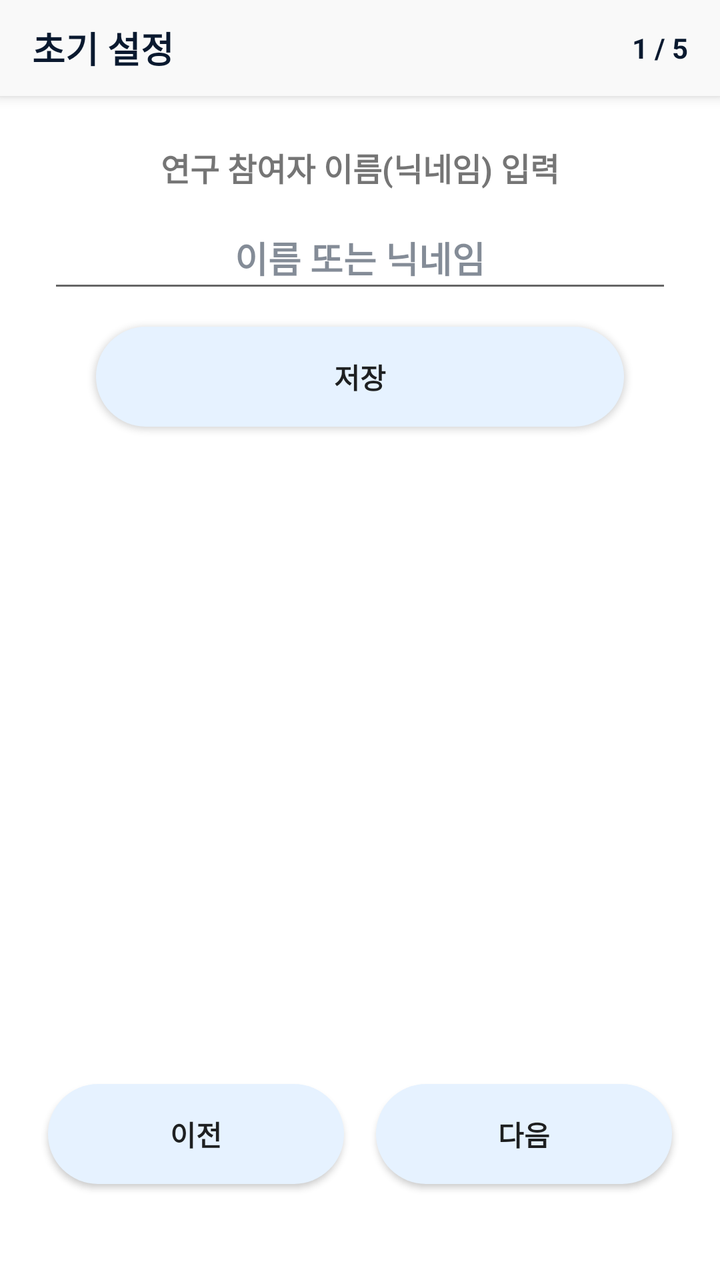
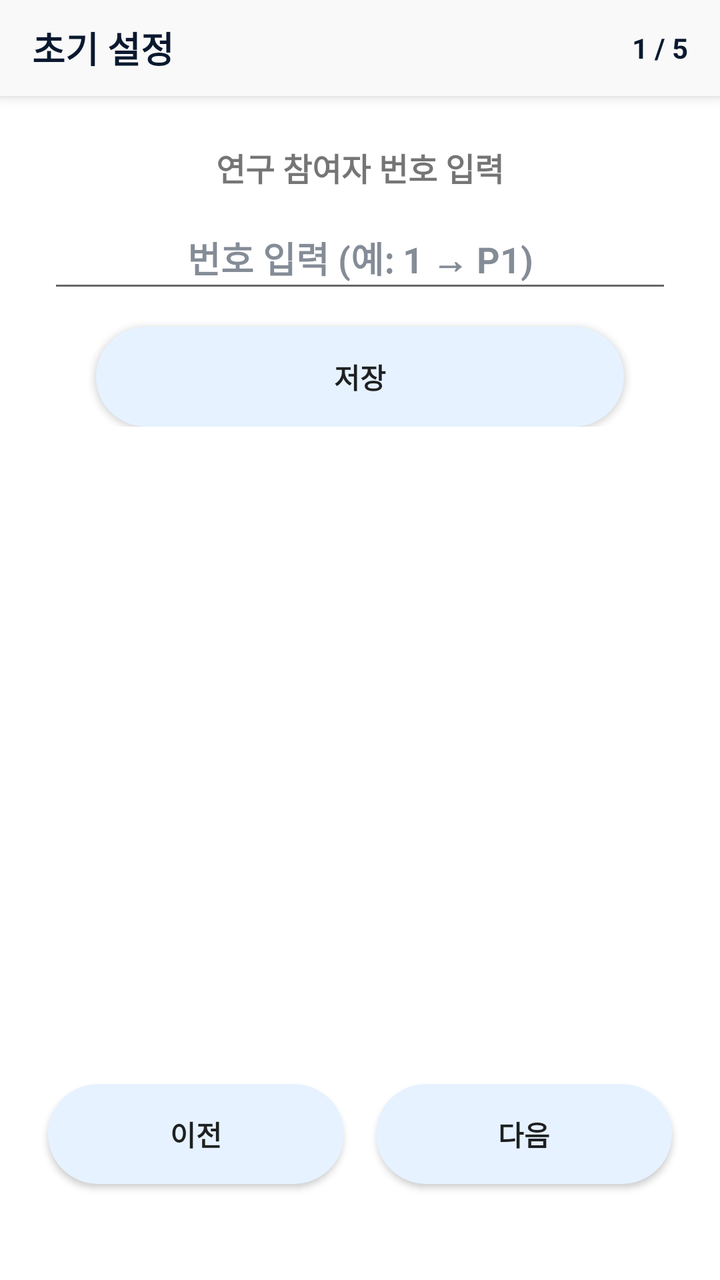

Before-and-after screenshots of an Android layout around one commit, followed by the original layout XML and the change that was made.
<!-- AndroidManifest.xml: activity theme Theme.ArgueWithAi -->
<!-- res/layout/activity_onboarding.xml -->
<?xml version="1.0" encoding="utf-8"?>
<LinearLayout xmlns:android="http://schemas.android.com/apk/res/android"
    xmlns:app="http://schemas.android.com/apk/res-auto"
    android:layout_width="match_parent"
    android:layout_height="match_parent"
    android:background="@android:color/white"
    android:fitsSystemWindows="true"
    android:orientation="vertical">

    <RelativeLayout
        android:id="@+id/topBar"
        android:layout_width="match_parent"
        android:layout_height="48dp"
        android:background="#F9F9F9"
        android:elevation="4dp"
        android:paddingHorizontal="16dp">

        <TextView
            android:layout_width="wrap_content"
            android:layout_height="wrap_content"
            android:layout_centerVertical="true"
            android:layout_alignParentStart="true"
            android:text="초기 설정"
            android:textColor="#0A192F"
            android:textSize="18sp"
            android:textStyle="bold" />

        <TextView
            android:id="@+id/tvStepProgress"
            android:layout_width="wrap_content"
            android:layout_height="wrap_content"
            android:layout_centerVertical="true"
            android:layout_alignParentEnd="true"
            android:text="1 / 5"
            android:textColor="#0A192F"
            android:textSize="14sp"
            android:textStyle="bold" />
    </RelativeLayout>

    <ScrollView
        android:layout_width="match_parent"
        android:layout_height="0dp"
        android:layout_weight="1"
        android:fillViewport="true">

        <LinearLayout
            android:layout_width="match_parent"
            android:layout_height="wrap_content"
            android:orientation="vertical"
            android:padding="24dp"
            android:gravity="center_horizontal">

            
            <LinearLayout
                android:id="@+id/stepName"
                android:layout_width="match_parent"
                android:layout_height="wrap_content"
                android:orientation="vertical"
                android:gravity="center"
                android:visibility="visible">

                <TextView
                    android:layout_width="wrap_content"
                    android:layout_height="wrap_content"
                    android:text="연구 참여자 이름(닉네임) 입력"
                    android:textStyle="bold"
                    android:textSize="16sp"
                    android:layout_marginBottom="8dp"/>

                <EditText
                    android:id="@+id/etNameInput"
                    android:layout_width="match_parent"
                    android:layout_height="wrap_content"
                    android:minHeight="48dp"
                    android:hint="이름 또는 닉네임"
                    android:textStyle="bold"
                    android:textColorHint="#800A192F"
                    android:gravity="center"
                    android:layout_marginBottom="12dp"/>

                <Button
                    android:id="@+id/btnSaveName"
                    android:layout_width="match_parent"
                    android:layout_height="50dp"
                    android:layout_marginHorizontal="24dp"
                    android:text="저장"
                    android:textStyle="bold"
                    android:background="@drawable/bg_button_blue"
                    app:backgroundTint="@null" />
                <TextView
                    android:id="@+id/tvNameServerStatus"
                    android:layout_width="wrap_content"
                    android:layout_height="wrap_content"
                    android:layout_marginTop="8dp"
                    android:text=""
                    android:textSize="13sp"
                    android:textColor="#0A192F" />
            </LinearLayout>

            
            <LinearLayout
                android:id="@+id/stepOverlay"
                android:layout_width="match_parent"
                android:layout_height="wrap_content"
                android:orientation="vertical"
                android:gravity="center"
                android:visibility="gone">

                <TextView
                    android:layout_width="wrap_content"
                    android:layout_height="wrap_content"
                    android:text="오버레이 권한을 허용해주세요."
                    android:textStyle="bold"
                    android:textSize="16sp"
                    android:textAlignment="center"
                    android:layout_marginBottom="8dp" />
                <TextView
                    android:id="@+id/tvOverlayStatus"
                    android:layout_width="wrap_content"
                    android:layout_height="wrap_content"
                    android:text="상태: 확인 중..."
                    android:textStyle="bold"
                    android:layout_marginBottom="12dp" />
                <Button
                    android:id="@+id/btnOverlay"
                    android:layout_width="match_parent"
                    android:layout_height="50dp"
                    android:layout_marginHorizontal="24dp"
                    android:text="오버레이 권한 설정"
                    android:textStyle="bold"
                    android:background="@drawable/bg_button_blue"
                    app:backgroundTint="@null" />
            </LinearLayout>

            
            <LinearLayout
                android:id="@+id/stepAccessibility"
                android:layout_width="match_parent"
                android:layout_height="wrap_content"
                android:orientation="vertical"
                android:gravity="center"
                android:visibility="gone">

                <TextView
                    android:layout_width="wrap_content"
                    android:layout_height="wrap_content"
                    android:text="숏폼 사용 감지를 위해\n접근성 서비스 활성화가 필요합니다."
                    android:textAlignment="center"
                    android:textStyle="bold"
                    android:textSize="16sp"
                    android:layout_marginBottom="8dp" />
                <TextView
                    android:id="@+id/tvAccessibilityStatus"
                    android:layout_width="wrap_content"
                    android:layout_height="wrap_content"
                    android:text="상태: 확인 중..."
                    android:textStyle="bold"
                    android:layout_marginBottom="12dp" />
                <Button
                    android:id="@+id/btnAccessibility"
                    android:layout_width="match_parent"
                    android:layout_height="50dp"
                    android:layout_marginHorizontal="24dp"
                    android:text="접근성 서비스 설정"
                    android:textStyle="bold"
                    android:background="@drawable/bg_button_blue"
                    app:backgroundTint="@null" />
            </LinearLayout>

            
            <LinearLayout
                android:id="@+id/stepPip"
                android:layout_width="match_parent"
                android:layout_height="wrap_content"
                android:orientation="vertical"
                android:gravity="center"
                android:visibility="gone">

                <TextView
                    android:layout_width="wrap_content"
                    android:layout_height="wrap_content"
                    android:text="PIP(화면 속 화면) 권한을 꺼주세요."
                    android:textSize="16sp"
                    android:textStyle="bold"
                    android:textAlignment="center"
                    android:layout_marginBottom="12dp" />
                <Button
                    android:id="@+id/btnPipYoutube"
                    android:layout_width="match_parent"
                    android:layout_height="50dp"
                    android:layout_marginHorizontal="24dp"
                    android:text="유튜브 PIP 설정"
                    android:layout_marginBottom="8dp"
                    android:textStyle="bold"
                    android:background="@drawable/bg_button_blue"
                    app:backgroundTint="@null" />
                <Button
                    android:id="@+id/btnPipInstagram"
                    android:layout_width="match_parent"
                    android:layout_height="50dp"
                    android:layout_marginHorizontal="24dp"
                    android:text="인스타그램 PIP 설정"
                    android:layout_marginBottom="8dp"
                    android:textStyle="bold"
                    android:background="@drawable/bg_button_blue"
                    app:backgroundTint="@null" />
                <TextView
                    android:layout_width="wrap_content"
                    android:layout_height="wrap_content"
                    android:layout_marginTop="8dp"
                    android:text="두 앱 모두 PIP 권한을 끄면\n다음 버튼이 나타납니다."
                    android:textSize="13sp"
                    android:textColor="#800A192F"
                    android:textAlignment="center" />
            </LinearLayout>

            
            <LinearLayout
                android:id="@+id/stepType"
                android:layout_width="match_parent"
                android:layout_height="wrap_content"
                android:orientation="vertical"
                android:gravity="center"
                android:visibility="gone">

                <TextView
                    android:layout_width="wrap_content"
                    android:layout_height="wrap_content"
                    android:text="개입 타입 설정"
                    android:textStyle="bold"
                    android:textAlignment="center"
                    android:textSize="16sp"
                    android:layout_marginBottom="12dp" />
                <EditText
                    android:id="@+id/etTypeInput"
                    android:layout_width="match_parent"
                    android:layout_height="wrap_content"
                    android:hint="0, 1, 2 입력"
                    android:textStyle="bold"
                    android:textColor="#0A192F"
                    android:textColorHint="#800A192F"
                    android:inputType="number"
                    android:gravity="center"
                    android:layout_marginBottom="12dp" />
                <Button
                    android:id="@+id/btnSaveType"
                    android:layout_width="match_parent"
                    android:layout_height="50dp"
                    android:layout_marginHorizontal="24dp"
                    android:text="저장"
                    android:textStyle="bold"
                    android:background="@drawable/bg_button_blue"
                    app:backgroundTint="@null" />
                <TextView
                    android:id="@+id/tvTypeServerStatus"
                    android:layout_width="wrap_content"
                    android:layout_height="wrap_content"
                    android:layout_marginTop="8dp"
                    android:text=""
                    android:textSize="13sp"
                    android:textColor="#0A192F" />
            </LinearLayout>

        </LinearLayout>
    </ScrollView>

    
    <LinearLayout
        android:layout_width="match_parent"
        android:layout_height="wrap_content"
        android:orientation="horizontal"
        android:paddingHorizontal="24dp"
        android:paddingTop="16dp"
        android:paddingBottom="48dp"
        android:clipToPadding="false"
        android:clipChildren="false">

        <Button
            android:id="@+id/btnPrev"
            android:layout_width="0dp"
            android:layout_height="50dp"
            android:layout_weight="1"
            android:layout_marginEnd="8dp"
            android:text="이전"
            android:textStyle="bold"
            android:background="@drawable/bg_button_blue"
            app:backgroundTint="@null" />

        <Button
            android:id="@+id/btnNext"
            android:layout_width="0dp"
            android:layout_height="50dp"
            android:layout_marginStart="8dp"
            android:layout_weight="1"
            android:background="@drawable/bg_button_blue"
            android:text="다음"
            android:textStyle="bold"
            app:backgroundTint="@null" />
    </LinearLayout>
</LinearLayout>
<!-- resources referenced by this layout -->
<resources>
  <!-- drawable bg_button_blue (drawable) -->
  <?xml version="1.0" encoding="utf-8"?>
  <shape xmlns:android="http://schemas.android.com/apk/res/android"
      android:shape="rectangle">
      <solid android:color="#E6F2FF" />
      <corners android:radius="50dp" />
  </shape>
  <style name="Theme.ArgueWithAi" parent="android:Theme.Material.Light.NoActionBar" />
</resources>

<!-- the commit's change to res/layout/activity_onboarding.xml (unified diff, before → after) -->
@@ -62,7 +62,7 @@
                 <TextView
                     android:layout_width="wrap_content"
                     android:layout_height="wrap_content"
-                    android:text="연구 참여자 이름(닉네임) 입력"
+                    android:text="연구 참여자 번호 입력"
                     android:textStyle="bold"
                     android:textSize="16sp"
                     android:layout_marginBottom="8dp"/>
@@ -72,7 +72,8 @@
                     android:layout_width="match_parent"
                     android:layout_height="wrap_content"
                     android:minHeight="48dp"
-                    android:hint="이름 또는 닉네임"
+                    android:hint="번호 입력 (예: 1 → P1)"
+                    android:inputType="number"
                     android:textStyle="bold"
                     android:textColorHint="#800A192F"
                     android:gravity="center"
@@ -87,14 +88,6 @@
                     android:textStyle="bold"
                     android:background="@drawable/bg_button_blue"
                     app:backgroundTint="@null" />
-                <TextView
-                    android:id="@+id/tvNameServerStatus"
-                    android:layout_width="wrap_content"
-                    android:layout_height="wrap_content"
-                    android:layout_marginTop="8dp"
-                    android:text=""
-                    android:textSize="13sp"
-                    android:textColor="#0A192F" />
             </LinearLayout>
 
             
@@ -251,18 +244,21 @@
                     android:textStyle="bold"
                     android:background="@drawable/bg_button_blue"
                     app:backgroundTint="@null" />
-                <TextView
-                    android:id="@+id/tvTypeServerStatus"
-                    android:layout_width="wrap_content"
-                    android:layout_height="wrap_content"
-                    android:layout_marginTop="8dp"
-                    android:text=""
-                    android:textSize="13sp"
-                    android:textColor="#0A192F" />
             </LinearLayout>
 
         </LinearLayout>
     </ScrollView>
+
+    
+    <TextView
+        android:id="@+id/tvServerStatus"
+        android:layout_width="match_parent"
+        android:layout_height="wrap_content"
+        android:paddingHorizontal="24dp"
+        android:gravity="center"
+        android:text=""
+        android:textSize="13sp"
+        android:textColor="#0A192F" />
 
     
     <LinearLayout
